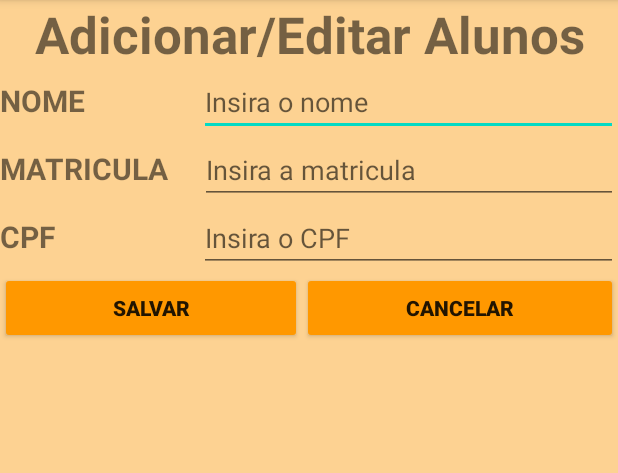
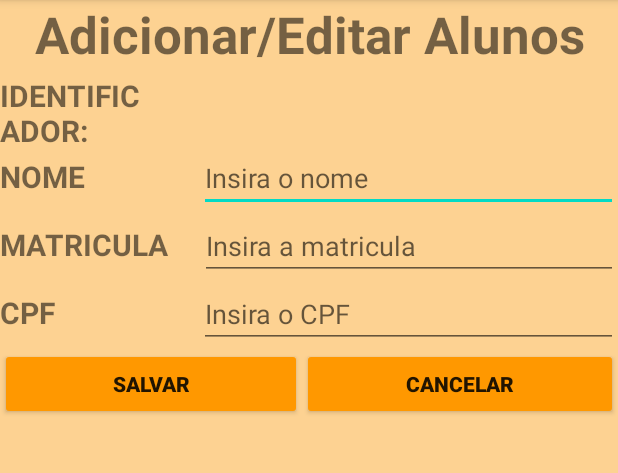
Before and after one commit to EdOliveiraJr/Desenvolvimento-Software-Mobile, an Android app: the ActivityEditList screen opened directly, with no data from a screen before it, on a phone screen of 412 x 824 dp, the part 84-557 px from its top. Run offline under Robolectric (Android 15) with nearby library versions, the phone set to English and light mode, and no system bars.

Commit message:
Atualização no código

```diff
--- a/NavegacaoTelas/app/src/main/java/com/example/navegacaotelas/ActivityEditList.java
+++ b/NavegacaoTelas/app/src/main/java/com/example/navegacaotelas/ActivityEditList.java
@@ -8,6 +8,7 @@ import android.view.View;
 import android.widget.ArrayAdapter;
 import android.widget.EditText;
 import android.widget.ListView;
+import android.widget.TextView;
 import android.widget.Toast;
 
 import com.example.navegacaotelas.model.Student;
@@ -17,11 +18,11 @@ import java.util.ArrayList;
 public class ActivityEditList extends AppCompatActivity {
     public static int result_save = 1;
     public static int result_cancel = 2;
-    int index = -1;
 
     EditText edtName;
     EditText edtRegister;
     EditText edtCPF;
+    TextView txtID;
 
 
     @Override
@@ -32,16 +33,19 @@ public class ActivityEditList extends AppCompatActivity {
         edtName = findViewById(R.id.edtName);
         edtRegister = findViewById(R.id.edtRegister);
         edtCPF = findViewById(R.id.edtCPF);
+        txtID = findViewById(R.id.txtID);
 
         if(getIntent().getExtras() != null){
             String name = (String) getIntent().getExtras().get("name");
             String register = (String) getIntent().getExtras().get("register");
             String cpf = (String) getIntent().getExtras().get("cpf");
-            String i = (String) getIntent().getExtras().get("i");
+            String id = (String) getIntent().getExtras().get("id");
+
             edtName.setText(name);
             edtRegister.setText(register);
             edtCPF.setText(cpf);
-            index = Integer.parseInt(i);
+            txtID.setText(id);
+
         }
 
     }
@@ -54,12 +58,12 @@ public class ActivityEditList extends AppCompatActivity {
         String name = edtName.getText().toString();
         String register = edtRegister.getText().toString();
         String cpf = edtCPF.getText().toString();
-        String i =  Integer.toString(index);
+        String id =  txtID.getText().toString();
 
         intent.putExtra("name", name);
         intent.putExtra("register", register);
         intent.putExtra("cpf", cpf);
-        intent.putExtra("i", i);
+        intent.putExtra("id", id);
 
         setResult(result_save, intent);
         finish();
--- a/NavegacaoTelas/app/src/main/res/layout/activity_edit_list.xml
+++ b/NavegacaoTelas/app/src/main/res/layout/activity_edit_list.xml
@@ -11,7 +11,9 @@
     <LinearLayout
         android:layout_width="match_parent"
         android:layout_height="match_parent"
-        android:orientation="vertical">
+        android:orientation="vertical"
+        tools:layout_editor_absoluteX="-44dp"
+        tools:layout_editor_absoluteY="71dp">
 
         <TextView
             android:id="@+id/headerEdt"
@@ -21,6 +23,32 @@
             android:textAlignment="center"
             android:textSize="34sp"
             android:textStyle="bold" />
+
+        <LinearLayout
+            android:layout_width="match_parent"
+            android:layout_height="wrap_content"
+            android:orientation="horizontal">
+
+            <TextView
+                android:id="@+id/textViewId"
+                android:layout_width="78dp"
+                android:layout_height="wrap_content"
+                android:layout_weight="1"
+                android:text="IDENTIFICADOR:"
+                android:textSize="20sp"
+                android:textStyle="bold" />
+
+            <TextView
+                android:id="@+id/txtID"
+                android:layout_width="wrap_content"
+                android:layout_height="wrap_content"
+                android:layout_weight="1"
+                android:ems="10"
+                android:inputType="none"
+                android:textAlignment="center"
+                android:textSize="24sp"
+                android:textStyle="bold" />
+        </LinearLayout>
 
         <LinearLayout
             android:layout_width="match_parent"
--- a/NavegacaoTelas/app/src/main/res/layout/activity_list_student.xml
+++ b/NavegacaoTelas/app/src/main/res/layout/activity_list_student.xml
@@ -60,13 +60,15 @@
                 android:textSize="20sp"
                 android:textStyle="bold" />
 
-            <EditText
+            <TextView
                 android:id="@+id/edtIndex"
                 android:layout_width="match_parent"
                 android:layout_height="wrap_content"
                 android:ems="10"
                 android:hint="Selecione um aluno para editar"
-                android:inputType="textPersonName" />
+                android:inputType="textPersonName"
+                android:textSize="20sp"
+                android:textStyle="bold" />
         </LinearLayout>
 
         <ListView
```
Also changed, not shown: NavegacaoTelas/app/src/main/java/com/example/navegacaotelas/ActivityListStudent.java (+24 -16 lines), NavegacaoTelas/app/src/main/java/com/example/navegacaotelas/model/Student.java (+2 -5 lines).
